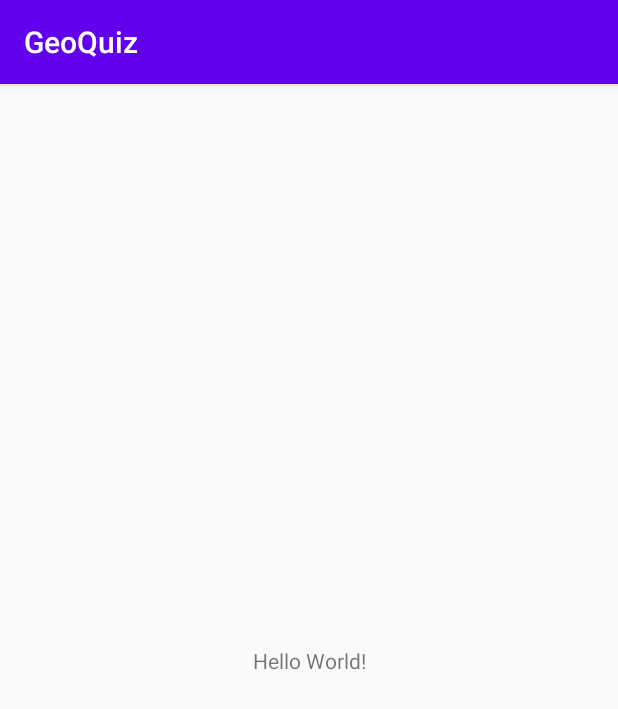
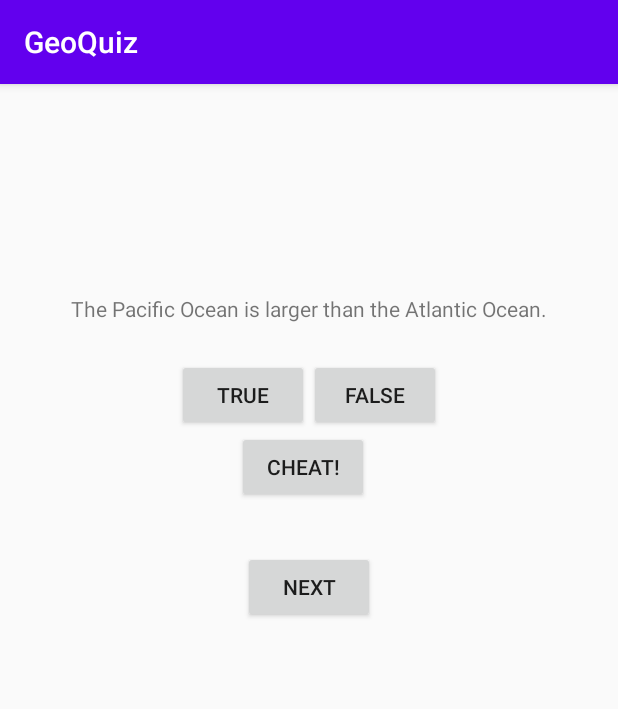
Before and after one commit to bennettl/ITP-341-Fall-2020, an Android app: the screen it shows after launch (MainActivity before the commit, QuizActivity after it), on a phone screen of 412 x 824 dp. Shown: the top 709 px of the screen. Run offline under Robolectric (Android 15) with nearby library versions, the phone set to English and light mode, and no system bars.

Commit message:
added geoquiz

```diff
--- a/Week5/GeoQuiz/app/src/main/java/itp341/lee/geoquiz/MainActivity.java
+++ /dev/null
@@ -1,14 +0,0 @@
-package itp341.lee.geoquiz;
-
-import androidx.appcompat.app.AppCompatActivity;
-
-import android.os.Bundle;
-
-public class MainActivity extends AppCompatActivity {
-
-    @Override
-    protected void onCreate(Bundle savedInstanceState) {
-        super.onCreate(savedInstanceState);
-        setContentView(R.layout.activity_main);
-    }
-}
--- /dev/null
+++ b/Week5/GeoQuiz/app/src/main/java/itp341/lee/geoquiz/QuizActivity.java
@@ -0,0 +1,160 @@
+package itp341.lee.geoquiz;
+
+import android.content.Intent;
+import android.os.Bundle;
+import android.view.View;
+import android.widget.Button;
+import android.widget.TextView;
+import android.widget.Toast;
+
+import androidx.annotation.NonNull;
+import androidx.annotation.Nullable;
+import androidx.appcompat.app.AppCompatActivity;
+
+public class QuizActivity extends AppCompatActivity {
+
+    private static final int REQUEST_CODE_CHEAT_ACTIVITY = 100;
+
+    private static final String BUNDLE_CURRENT_INDEX = "currentIndex";
+
+    public static final String EXTRA_USER_CHEATED = "itp341.lee.geoquiz.userCheated";
+
+    private TextView textViewQuestion;
+
+    //Instance variables
+    private boolean isCheater;		//flag which indicates if user cheated on current question
+
+    private String[] questions;		//array of questions
+
+    private int[] answers;			//array of answers (0 for false, 1 for true)
+
+    private int currentIndex;		//current question
+
+    @Override
+    protected void onCreate(Bundle savedInstanceState) {
+        super.onCreate(savedInstanceState);
+        setContentView(R.layout.activity_quiz);
+
+        //initialize variables
+        isCheater = false;
+        questions = getResources().getStringArray(R.array.array_questions);
+        answers = getResources().getIntArray(R.array.array_answers);
+        currentIndex = 0;
+
+        if (savedInstanceState != null){
+            currentIndex = savedInstanceState.getInt(BUNDLE_CURRENT_INDEX, 0);
+        }
+
+        //find view
+        final Button buttonCheat = findViewById(R.id.button_cheat);
+        final Button buttonNext = findViewById(R.id.button_next);
+        final Button buttonTrue = findViewById(R.id.button_true);
+        final Button buttonFalse = findViewById(R.id.button_false);
+        textViewQuestion = findViewById(R.id.text_question);
+
+        //set up listeners
+        buttonTrue.setOnClickListener(new View.OnClickListener() {
+            @Override
+            public void onClick(View view) {
+                checkAnswer(true);
+            }
+        });
+
+        buttonFalse.setOnClickListener(new View.OnClickListener() {
+            @Override
+            public void onClick(View view) {
+                checkAnswer(false);
+            }
+        });
+
+        buttonNext.setOnClickListener(new View.OnClickListener() {
+            @Override
+            public void onClick(View view) {
+                currentIndex = (currentIndex + 1) % questions.length ;
+                isCheater = false;
+                updateQuestion();
+            }
+        });
+
+        buttonCheat.setOnClickListener(new View.OnClickListener() {
+            @Override
+            public void onClick(View view) {
+              // Create an explicit intent, telling Android OS we want to start the CheatActivity
+                final Intent intent = new Intent(QuizActivity.this, CheatActivity.class);
+                final boolean answer = (answers[currentIndex] == 1);
+                intent.putExtra(CheatActivity.EXTRA_ANSWER, answer);
+                startActivityForResult(intent, REQUEST_CODE_CHEAT_ACTIVITY);
+            }
+        });
+
+        // updateQuestion
+        updateQuestion();
+    }
+
+    @Override
+    protected void onSaveInstanceState(@NonNull Bundle outState) {
+        super.onSaveInstanceState(outState);
+        outState.putInt(BUNDLE_CURRENT_INDEX, currentIndex);
+    }
+
+    @Override
+    protected void onActivityResult(int requestCode, int resultCode, @Nullable Intent data) {
+        super.onActivityResult(requestCode, resultCode, data);
+
+        if (requestCode == REQUEST_CODE_CHEAT_ACTIVITY){
+            if (data != null){
+                isCheater = data.getBooleanExtra(EXTRA_USER_CHEATED, false);
+            } else{
+                isCheater = false;
+            }
+        }
+    }
+
+    //TODO
+    /*
+     * 	updateQuestion
+     * 		Uses the current index to update the text view with the current question
+     */
+    private void updateQuestion() {
+        final String currentQuestion = questions[currentIndex];
+        textViewQuestion.setText(currentQuestion);;
+    }
+
+    //TODO
+    /*
+     * 	checkAnswer
+     * 		input: boolean - indicates if user pressed true or false
+     * 		side-effect: displays a Toast based on 1) user's answer and 2) whether they cheated or not
+     *
+     * 		scenarios --> Toast message
+     * 			User didn't cheat and answered incorrectly 	--> incorrect
+     * 			User didn't cheat and answered correctly 	--> correct
+     * 			User did cheat and answered incorrectly 	--> incorrect_judgment
+     * 			User did cheat and answered correctly 		--> correct_judgment
+     */
+    private void checkAnswer(boolean userPressedTrue) {
+        final boolean answer = (answers[currentIndex] == 1);
+
+        int messageResourceId = 0;
+
+        if (isCheater){
+            if (userPressedTrue == answer){
+                // Cheating is wrong
+                messageResourceId = R.string.toast_correct_judgment;
+            } else{
+                // You do not cheat very well. Stick to guessing
+                messageResourceId = R.string.toast_incorrect_judgment;
+            }
+        } else{
+            if (userPressedTrue == answer){
+                // correct!
+                messageResourceId = R.string.toast_correct;
+            } else{
+                // incorrect
+                messageResourceId = R.string.toast_incorrect;
+            }
+        }
+
+        Toast.makeText(this, messageResourceId, Toast.LENGTH_SHORT).show();
+    }
+}
--- a/Week5/GeoQuiz/app/src/main/res/layout/activity_main.xml
+++ /dev/null
@@ -1,18 +0,0 @@
-<?xml version="1.0" encoding="utf-8"?>
-<androidx.constraintlayout.widget.ConstraintLayout xmlns:android="http://schemas.android.com/apk/res/android"
-    xmlns:app="http://schemas.android.com/apk/res-auto"
-    xmlns:tools="http://schemas.android.com/tools"
-    android:layout_width="match_parent"
-    android:layout_height="match_parent"
-    tools:context=".MainActivity">
-
-    <TextView
-        android:layout_width="wrap_content"
-        android:layout_height="wrap_content"
-        android:text="Hello World!"
-        app:layout_constraintBottom_toBottomOf="parent"
-        app:layout_constraintLeft_toLeftOf="parent"
-        app:layout_constraintRight_toRightOf="parent"
-        app:layout_constraintTop_toTopOf="parent" />
-
-</androidx.constraintlayout.widget.ConstraintLayout>
--- /dev/null
+++ b/Week5/GeoQuiz/app/src/main/res/layout/activity_quiz.xml
@@ -0,0 +1,68 @@
+<androidx.constraintlayout.widget.ConstraintLayout xmlns:android="http://schemas.android.com/apk/res/android"
+    xmlns:app="http://schemas.android.com/apk/res-auto"
+    xmlns:tools="http://schemas.android.com/tools"
+    android:layout_width="match_parent"
+    android:layout_height="match_parent"
+    android:gravity="center"
+    android:orientation="vertical">
+
+    <TextView
+        android:id="@+id/text_question"
+        android:layout_width="wrap_content"
+        android:layout_height="wrap_content"
+        android:layout_marginEnd="8dp"
+        android:layout_marginStart="8dp"
+        android:layout_marginTop="116dp"
+        android:padding="24dp"
+        app:layout_constraintEnd_toEndOf="parent"
+        app:layout_constraintStart_toStartOf="parent"
+        app:layout_constraintTop_toTopOf="parent" />
+
+
+    <Button
+        android:id="@+id/button_true"
+        android:layout_width="wrap_content"
+        android:layout_height="wrap_content"
+        android:text="@string/label_true"
+        app:layout_constraintEnd_toStartOf="@+id/button_false"
+        app:layout_constraintHorizontal_bias="0.5"
+        app:layout_constraintHorizontal_chainStyle="packed"
+        app:layout_constraintStart_toStartOf="parent"
+        app:layout_constraintTop_toBottomOf="@+id/text_question" />
+
+    <Button
+        android:id="@+id/button_false"
+        android:layout_width="wrap_content"
+        android:layout_height="wrap_content"
+        android:text="@string/label_false"
+        app:layout_constraintEnd_toEndOf="parent"
+        app:layout_constraintHorizontal_bias="0.5"
+        app:layout_constraintStart_toEndOf="@+id/button_true"
+        app:layout_constraintTop_toBottomOf="@+id/text_question" />
+
+    <Button
+        android:id="@+id/button_next"
+        android:layout_width="wrap_content"
+        android:layout_height="wrap_content"
+        android:layout_marginEnd="8dp"
+        android:layout_marginStart="8dp"
+        android:layout_marginTop="32dp"
+        android:drawablePadding="4dp"
+        android:text="@string/label_next"
+        app:layout_constraintEnd_toEndOf="parent"
+        app:layout_constraintStart_toStartOf="parent"
+        app:layout_constraintTop_toBottomOf="@+id/button_cheat" />
+
+    <Button
+        android:id="@+id/button_cheat"
+        android:layout_width="wrap_content"
+        android:layout_height="wrap_content"
+        android:layout_marginBottom="8dp"
+        android:layout_marginEnd="8dp"
+        android:text="@string/label_cheat"
+        app:layout_constraintTop_toBottomOf="@+id/button_true"
+        app:layout_constraintStart_toStartOf="parent"
+
+        app:layout_constraintEnd_toEndOf="parent" />
+
+</androidx.constraintlayout.widget.ConstraintLayout>
--- a/Week5/GeoQuiz/app/src/main/res/values/strings.xml
+++ b/Week5/GeoQuiz/app/src/main/res/values/strings.xml
@@ -1,3 +1,32 @@
 <resources>
     <string name="app_name">GeoQuiz</string>
+
+    <string name="label_true">True</string>
+    <string name="label_false">False</string>
+    <string name="label_next">Next</string>
+    <string name="label_prev">Prev</string>
+    <string name="label_cheat">Cheat!</string>
+    <string name="label_warning">Are you sure you want to do this?</string>
+    <string name="label_show_answer">Show Answer</string>
+
+    <string name="toast_correct">Correct!</string>
+    <string name="toast_incorrect">Incorrect!</string>
+    <string name="toast_correct_judgment">Cheating is wrong.</string>
+    <string name="toast_incorrect_judgment">You do not cheat very well. \nStick to guessing.</string>
+
+    <string-array name="array_questions">
+        <item>The Pacific Ocean is larger than the Atlantic Ocean.</item>
+        <item>The Suez Canal connects the Red Sea and the Indian Ocean.</item>
+        <item>The source of the Nile River is in Egypt.</item>
+        <item>The Amazon River is the longest river in the Americas.</item>
+        <item>Lake Baikal is the world\'s oldest and deepest freshwater lake.</item>
+    </string-array>
+
+    <integer-array name="array_answers">
+        <item>1</item>
+        <item>0</item>
+        <item>0</item>
+        <item>1</item>
+        <item>1</item>
+    </integer-array>
 </resources>
```
Also changed, not shown: Week5/GeoQuiz/app/src/main/AndroidManifest.xml (+6 -1 lines), Week5/GeoQuiz/app/src/main/java/itp341/lee/geoquiz/CheatActivity.java (added, +48 -0 lines), Week5/GeoQuiz/app/src/main/res/layout/activity_cheat.xml (added, +26 -0 lines).
